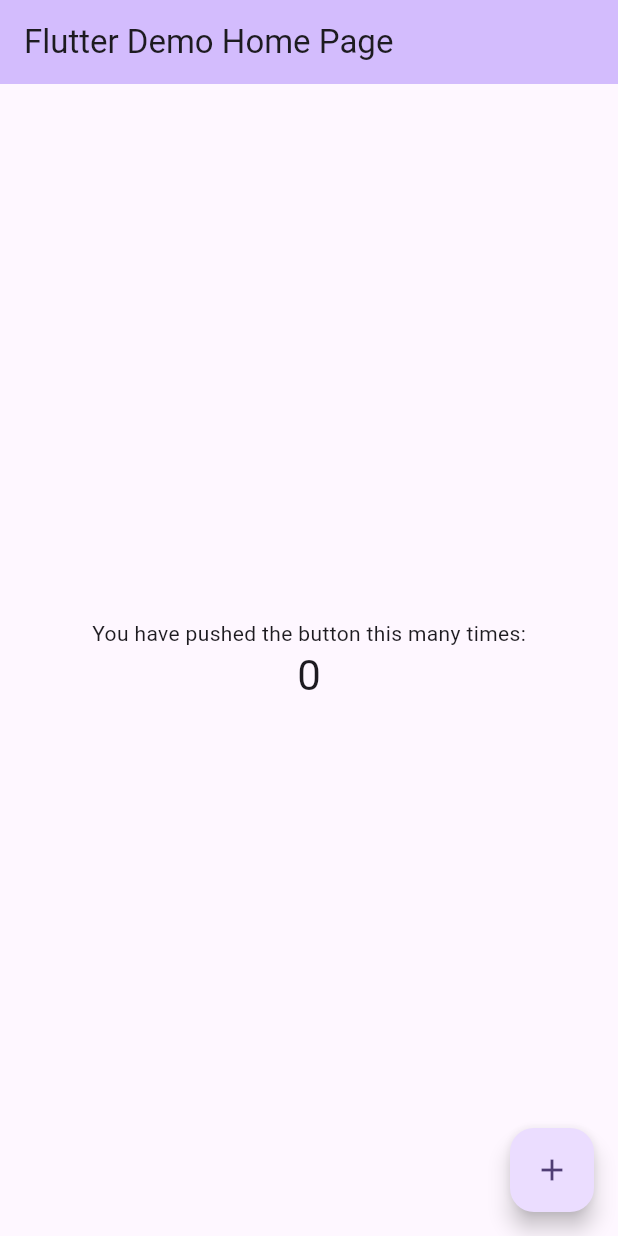
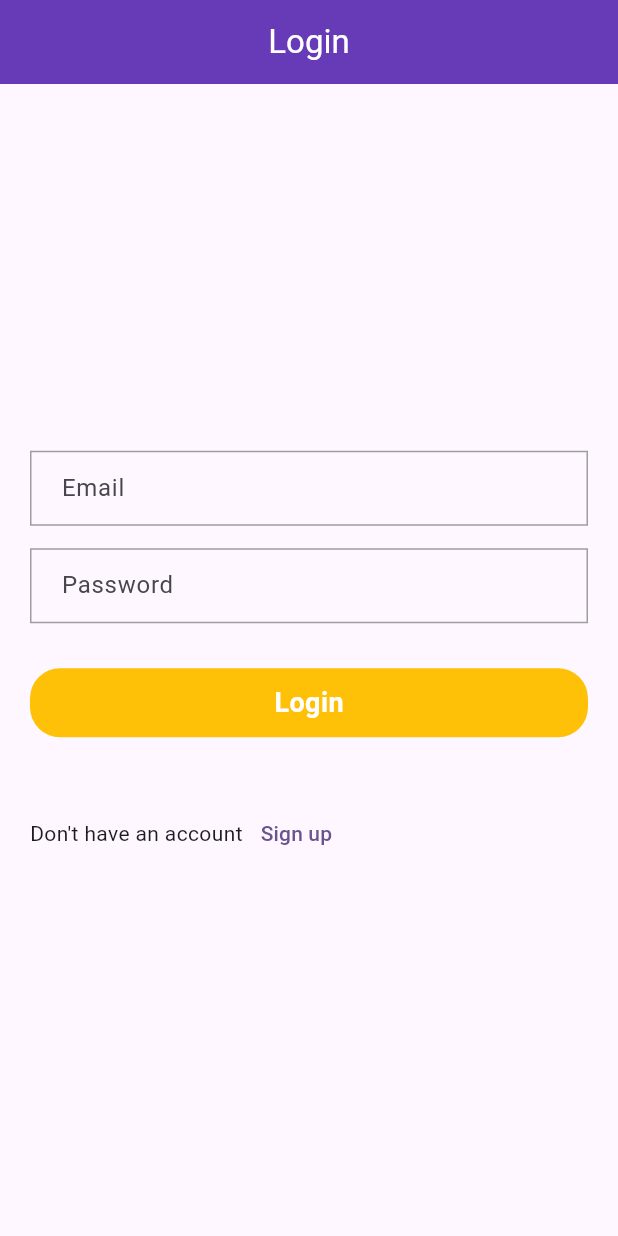
Before and after one commit to NadeemHasan326/firebaseTutorial, a Flutter app: the screen it shows after launch, on a phone screen of 412 x 824 dp. Run offline on Flutter 3.47's test engine with Material 3 defaults, Android fonts, the phone set to English and light mode, and no system bars; our stand-ins replace firebase_core; accounts and stored records are empty.

Commit message:
create sign up and login page

```diff
--- a/lib/main.dart
+++ b/lib/main.dart
@@ -1,125 +1,26 @@
+import 'package:firebase_core/firebase_core.dart';
+import 'package:firebase_tutorial/screens/splash_screen.dart';
 import 'package:flutter/material.dart';
 
-void main() {
+void main()  {
+  WidgetsFlutterBinding.ensureInitialized();
+  // await Firebase.initializeApp();
   runApp(const MyApp());
 }
 
 class MyApp extends StatelessWidget {
   const MyApp({super.key});
 
-  // This widget is the root of your application.
   @override
   Widget build(BuildContext context) {
     return MaterialApp(
-      title: 'Flutter Demo',
+      debugShowCheckedModeBanner: false,
+      title: 'Firebase Tutorial',
       theme: ThemeData(
-        // This is the theme of your application.
-        //
-        // TRY THIS: Try running your application with "flutter run". You'll see
-        // the application has a purple toolbar. Then, without quitting the app,
-        // try changing the seedColor in the colorScheme below to Colors.green
-        // and then invoke "hot reload" (save your changes or press the "hot
-        // reload" button in a Flutter-supported IDE, or press "r" if you used
-        // the command line to start the app).
-        //
-        // Notice that the counter didn't reset back to zero; the application
-        // state is not lost during the reload. To reset the state, use hot
-        // restart instead.
-        //
-        // This works for code too, not just values: Most code changes can be
-        // tested with just a hot reload.
         colorScheme: ColorScheme.fromSeed(seedColor: Colors.deepPurple),
         useMaterial3: true,
       ),
-      home: const MyHomePage(title: 'Flutter Demo Home Page'),
+      home: const SlashScreen(),
     );
   }
 }
-
-class MyHomePage extends StatefulWidget {
-  const MyHomePage({super.key, required this.title});
-
-  // This widget is the home page of your application. It is stateful, meaning
-  // that it has a State object (defined below) that contains fields that affect
-  // how it looks.
-
-  // This class is the configuration for the state. It holds the values (in this
-  // case the title) provided by the parent (in this case the App widget) and
-  // used by the build method of the State. Fields in a Widget subclass are
-  // always marked "final".
-
-  final String title;
-
-  @override
-  State<MyHomePage> createState() => _MyHomePageState();
-}
-
-class _MyHomePageState extends State<MyHomePage> {
-  int _counter = 0;
-
-  void _incrementCounter() {
-    setState(() {
-      // This call to setState tells the Flutter framework that something has
-      // changed in this State, which causes it to rerun the build method below
-      // so that the display can reflect the updated values. If we changed
-      // _counter without calling setState(), then the build method would not be
-      // called again, and so nothing would appear to happen.
-      _counter++;
-    });
-  }
-
-  @override
-  Widget build(BuildContext context) {
-    // This method is rerun every time setState is called, for instance as done
-    // by the _incrementCounter method above.
-    //
-    // The Flutter framework has been optimized to make rerunning build methods
-    // fast, so that you can just rebuild anything that needs updating rather
-    // than having to individually change instances of widgets.
-    return Scaffold(
-      appBar: AppBar(
-        // TRY THIS: Try changing the color here to a specific color (to
-        // Colors.amber, perhaps?) and trigger a hot reload to see the AppBar
-        // change color while the other colors stay the same.
-        backgroundColor: Theme.of(context).colorScheme.inversePrimary,
-        // Here we take the value from the MyHomePage object that was created by
-        // the App.build method, and use it to set our appbar title.
-        title: Text(widget.title),
-      ),
-      body: Center(
-        // Center is a layout widget. It takes a single child and positions it
-        // in the middle of the parent.
-        child: Column(
-          // Column is also a layout widget. It takes a list of children and
-          // arranges them vertically. By default, it sizes itself to fit its
-          // children horizontally, and tries to be as tall as its parent.
-          //
-          // Column has various properties to control how it sizes itself and
-          // how it positions its children. Here we use mainAxisAlignment to
-          // center the children vertically; the main axis here is the vertical
-          // axis because Columns are vertical (the cross axis would be
-          // horizontal).
-          //
-          // TRY THIS: Invoke "debug painting" (choose the "Toggle Debug Paint"
-          // action in the IDE, or press "p" in the console), to see the
-          // wireframe for each widget.
-          mainAxisAlignment: MainAxisAlignment.center,
-          children: <Widget>[
-            const Text(
-              'You have pushed the button this many times:',
-            ),
-            Text(
-              '$_counter',
-              style: Theme.of(context).textTheme.headlineMedium,
-            ),
-          ],
-        ),
-      ),
-      floatingActionButton: FloatingActionButton(
-        onPressed: _incrementCounter,
-        tooltip: 'Increment',
-        child: const Icon(Icons.add),
-      ), // This trailing comma makes auto-formatting nicer for build methods.
-    );
-  }
-}
--- /dev/null
+++ b/lib/screens/auth_screen/login_screen.dart
@@ -0,0 +1,86 @@
+import 'dart:developer';
+
+import 'package:firebase_tutorial/screens/auth_screen/sign_up_screen.dart';
+import 'package:firebase_tutorial/widgets/cusotm_text_field.dart';
+import 'package:firebase_tutorial/widgets/custom_button.dart';
+import 'package:flutter/material.dart';
+
+class LoginScreen extends StatefulWidget {
+  const LoginScreen({super.key});
+
+  @override
+  State<LoginScreen> createState() => _LoginScreenState();
+}
+
+class _LoginScreenState extends State<LoginScreen> {
+  TextEditingController emailController = TextEditingController();
+  TextEditingController passwordController = TextEditingController();
+  final formKey = GlobalKey<FormState>();
+  @override
+  Widget build(BuildContext context) {
+    return Scaffold(
+      appBar: AppBar(
+        title: const Text(
+          "Login",
+          style: TextStyle(color: Colors.white),
+        ),
+        automaticallyImplyLeading: false,
+        centerTitle: true,
+        backgroundColor: Colors.deepPurple,
+      ),
+      body: Center(
+        child: Padding(
+          padding: const EdgeInsets.only(left: 20, right: 20),
+          child: Column(
+            mainAxisAlignment: MainAxisAlignment.center,
+            children: [
+              Form(
+                key: formKey,
+                child: Column(
+                  children: [
+                    CustomTextField(
+                      controller: emailController,
+                      hintText: "Email",
+                    ),
+                    const SizedBox(
+                      height: 15,
+                    ),
+                    CustomTextField(
+                      controller: passwordController,
+                      hintText: "Password",
+                    ),
+                  ],
+                ),
+              ),
+              const SizedBox(
+                height: 30,
+              ),
+              CustomButton(
+                buttonText: "Login",
+                onTap: () {
+                  if (formKey.currentState?.validate() ?? false) {
+                    log("success ho gya bhai");
+                  }
+                },
+              ),
+              const SizedBox(
+                height: 40,
+              ),
+              Row(
+                children: [
+                  const Text("Don't have an account"),
+                  TextButton(
+                      onPressed: () {
+                        Navigator.of(context).push(MaterialPageRoute(
+                            builder: (context) => const SignUpScreen()));
+                      },
+                      child: const Text("Sign up"))
+                ],
+              )
+            ],
+          ),
+        ),
+      ),
+    );
+  }
+}
--- /dev/null
+++ b/lib/widgets/cusotm_text_field.dart
@@ -0,0 +1,27 @@
+import 'package:flutter/material.dart';
+
+class CustomTextField extends StatelessWidget {
+  final TextEditingController? controller;
+  final String? hintText;
+  const CustomTextField({super.key, this.controller, this.hintText});
+
+  @override
+  Widget build(BuildContext context) {
+    return Container(
+      decoration: BoxDecoration(border: Border.all(color: Colors.grey)),
+      child: TextFormField(
+        validator: (value) {
+          if (value?.isNotEmpty ?? false) {
+            return null;
+          }
+          return "$hintText should not be null";
+        },
+        decoration: InputDecoration(
+            border: InputBorder.none,
+            hintText: hintText,
+            contentPadding: const EdgeInsets.only(left: 20, right: 20)),
+        controller: controller,
+      ),
+    );
+  }
+}
--- /dev/null
+++ b/lib/widgets/custom_button.dart
@@ -0,0 +1,26 @@
+import 'package:flutter/material.dart';
+
+class CustomButton extends StatelessWidget {
+  final String? buttonText;
+  final Color? color;
+  final VoidCallback? onTap;
+  const CustomButton({super.key, this.buttonText, this.color, this.onTap});
+
+  @override
+  Widget build(BuildContext context) {
+    return GestureDetector(
+      onTap: onTap,
+      child: Container(
+        alignment: Alignment.center,
+        width: double.infinity,
+        padding: const EdgeInsets.symmetric(vertical: 10, horizontal: 20),
+        decoration: BoxDecoration(color: color ?? Colors.amber,borderRadius: BorderRadius.circular(20)),
+        child: Text(
+          buttonText ?? '',
+          style: const TextStyle(
+              fontSize: 18, color: Colors.white, fontWeight: FontWeight.w600),
+        ),
+      ),
+    );
+  }
+}
--- a/pubspec.yaml
+++ b/pubspec.yaml
@@ -35,6 +35,8 @@ dependencies:
   # The following adds the Cupertino Icons font to your application.
   # Use with the CupertinoIcons class for iOS style icons.
   cupertino_icons: ^1.0.2
+  firebase_core: ^2.27.0
+  firebase_auth: ^4.17.8
 
 dev_dependencies:
   flutter_test:
```
Also changed, not shown: lib/screens/auth_screen/sign_up_screen.dart (added, +86 -0 lines), lib/screens/spalsh_service.dart (added, +11 -0 lines), lib/screens/splash_screen.dart (added, +19 -0 lines), pubspec.lock, 5 other files.
